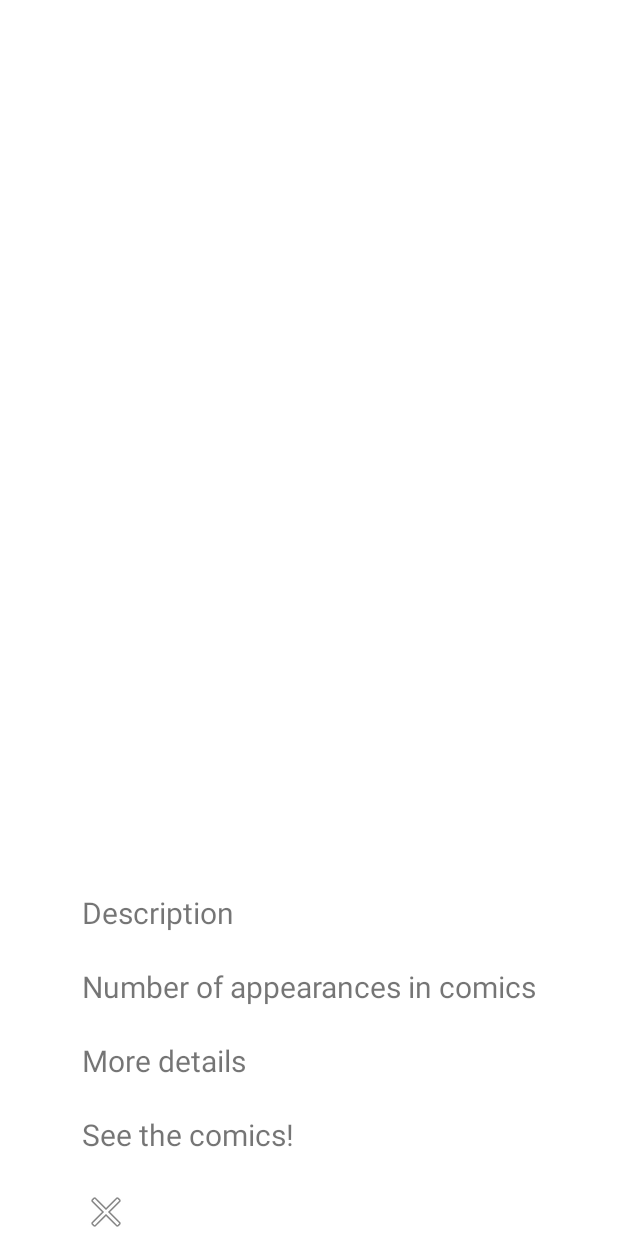
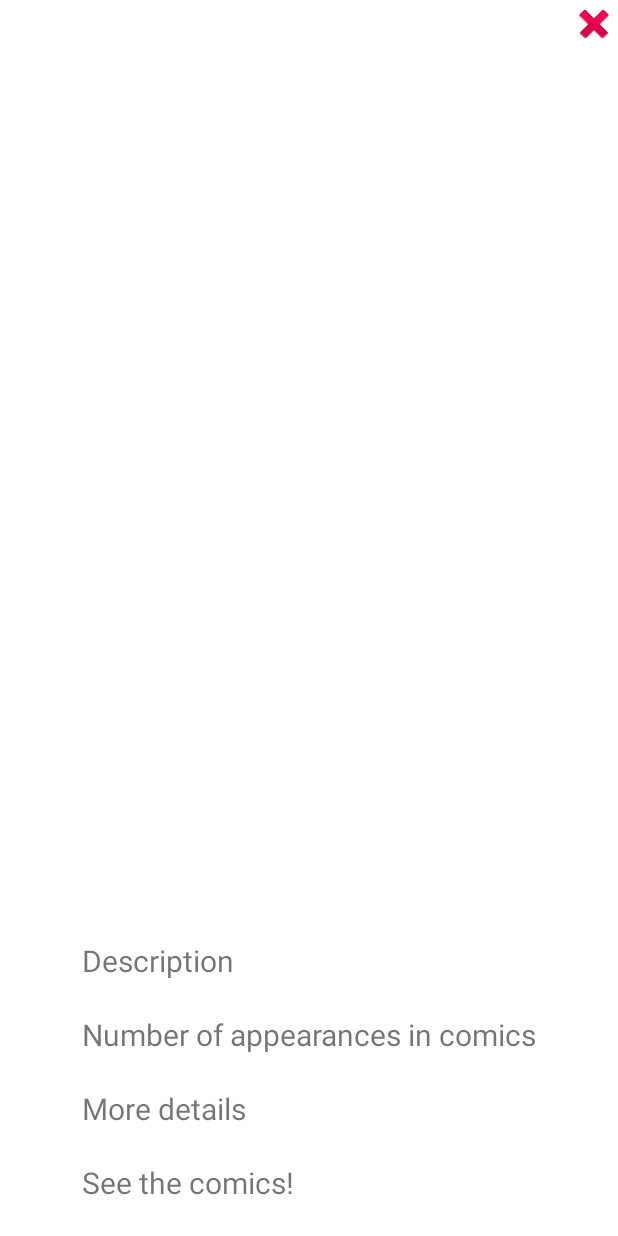
Before and after one commit to Matias-Villalobo/MarvelApp, an Android app: the layout character_detail_layout.xml on its own in the app's theme, with its tools: preview values and no code run, on a phone screen of 412 x 824 dp. Run offline under Robolectric (Android 15) with nearby library versions, the phone set to English and light mode, and no system bars; network calls fail.

Commit message:
Now the close button is red and is located in the upper right corner

```diff
--- a/app/src/main/res/layout/character_detail_layout.xml
+++ b/app/src/main/res/layout/character_detail_layout.xml
@@ -3,6 +3,14 @@
     xmlns:app="http://schemas.android.com/apk/res-auto"
     android:layout_width="match_parent"
     android:layout_height="match_parent">
+
+    <ImageView
+        android:id="@+id/button_close"
+        android:layout_width="wrap_content"
+        android:layout_height="wrap_content"
+        app:layout_constraintEnd_toEndOf="parent"
+        app:layout_constraintTop_toTopOf="parent"
+        app:srcCompat="@android:drawable/ic_delete" />
 
     <LinearLayout
         style="@style/LinearStyle"
@@ -51,7 +59,6 @@
             android:layout_width="wrap_content"
             android:layout_height="wrap_content" />
 
-
         <TextView
             style="@style/Letters"
             android:layout_width="wrap_content"
@@ -76,14 +83,6 @@
             android:layout_width="wrap_content"
             android:layout_height="wrap_content" />
 
-        <ImageView
-            android:id="@+id/button_close"
-            android:layout_width="wrap_content"
-            android:layout_height="wrap_content"
-            app:layout_constraintEnd_toEndOf="parent"
-            app:layout_constraintTop_toTopOf="parent"
-            app:srcCompat="@android:drawable/ic_menu_close_clear_cancel" />
-
     </LinearLayout>
 
 </androidx.constraintlayout.widget.ConstraintLayout>
```
